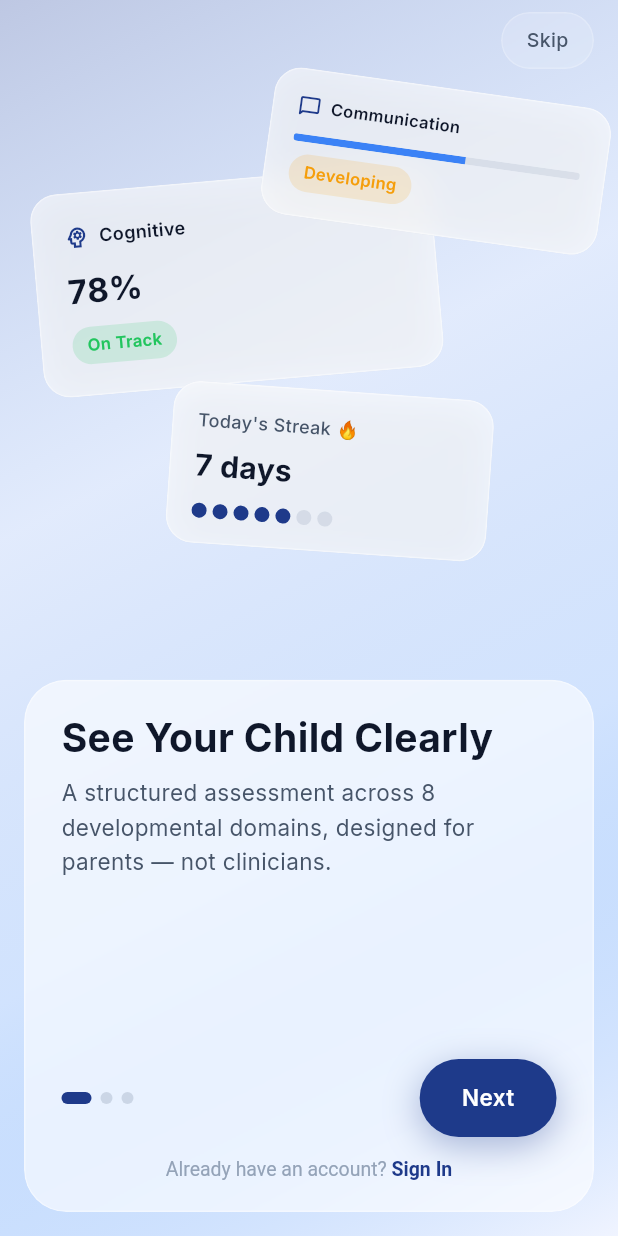
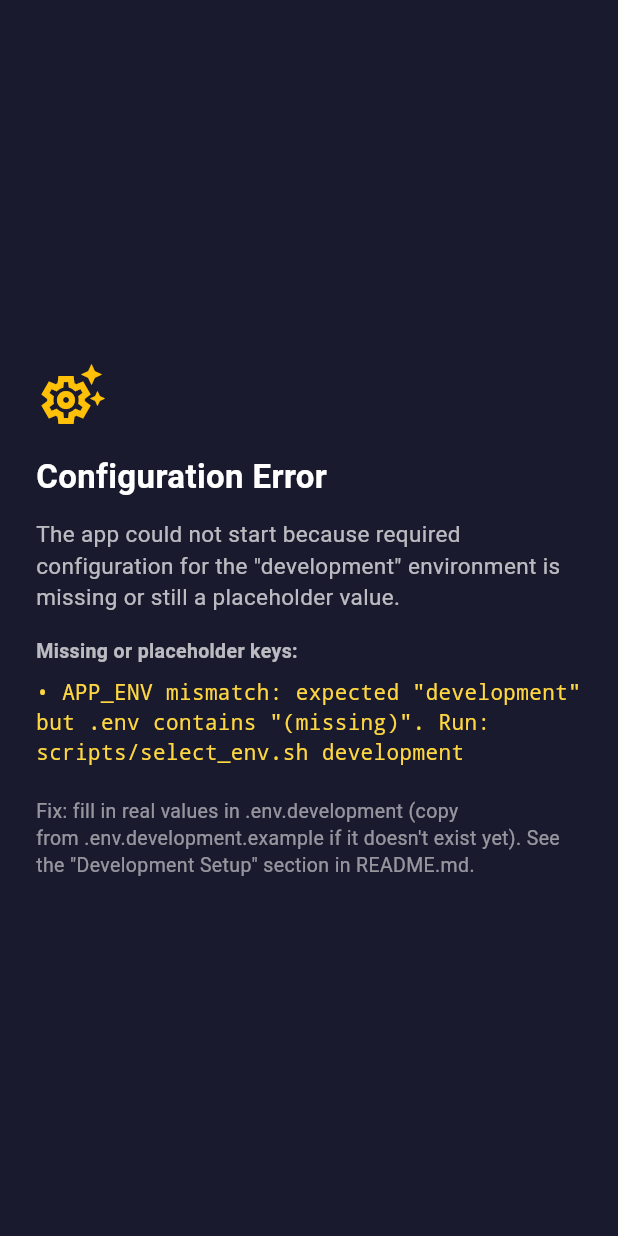
Before and after one commit to AdityaKuchhal/Bloomora, a Flutter app: the screen it shows after launch, on a phone screen of 412 x 824 dp. Run offline on Flutter 3.47's test engine with Material 3 defaults, Android fonts, the phone set to English and light mode, and no system bars; our stand-ins replace flutter_dotenv, flutter_riverpod, flutter_secure_storage, go_router, google_fonts, google_sign_in and 4 more; accounts and stored records are empty; generated files the repository leaves out were written again.

Commit message:
chore(FT-001): project & environment bootstrap
- Pin Flutter/Dart via FVM (.fvmrc, 3.24.0), document in README
- Commit backend/package-lock.json, verify npm ci reproducibility
- Add dev/staging/prod .env files + select_env.sh copy script;
  pubspec.yaml only ever bundles the single active .env as an asset
- main.dart validates loaded APP_ENV against --dart-define selection,
  shows a Configuration Error screen instead of crashing on mismatch
  or missing/placeholder required config
- Rename backend/env.example -> .env.example, align vars with
  Anthropic-only provider decision, add SENTRY_DSN/CORS_ALLOWED_ORIGINS
- Document mobile public config vars and their public-tier classification
- Remove OPENAI_API_KEY/openAiApiKey from Flutter and CI mobile-build
  bundling entirely (project is Anthropic-only, key stays server-only)

Refs: FT-001

```diff
--- a/lib/core/config/app_config.dart
+++ b/lib/core/config/app_config.dart
@@ -1,17 +1,21 @@
 import 'package:flutter_dotenv/flutter_dotenv.dart';
+
+import 'environment.dart';
 
 class AppConfig {
   AppConfig._();
 
-  static String get apiBaseUrl =>
-      dotenv.env['API_BASE_URL'] ??
-      'https://bloomora-api.up.railway.app/api/v1';
+  /// Values that mark a `.env.<environment>` entry as an unfilled
+  /// placeholder (staging/production before real infra exists). Treated
+  /// the same as "missing" by [missingRequiredConfigKeys].
+  static bool _isPlaceholder(String value) =>
+      value.isEmpty || value.contains('REPLACE_WITH_');
 
-  static String get supabaseUrl =>
-      dotenv.env['SUPABASE_URL'] ?? '';
+  static String get apiBaseUrl => dotenv.env['API_BASE_URL'] ?? '';
 
-  static String get supabaseAnonKey =>
-      dotenv.env['SUPABASE_ANON_KEY'] ?? '';
+  static String get supabaseUrl => dotenv.env['SUPABASE_URL'] ?? '';
+
+  static String get supabaseAnonKey => dotenv.env['SUPABASE_ANON_KEY'] ?? '';
 
   static String get googleIosClientId =>
       const String.fromEnvironment(
@@ -25,12 +29,24 @@ class AppConfig {
         defaultValue: '913713027107-7tngclt6mq59k3pn0pgu3ui9i94dtoln.apps.googleusercontent.com',
       );
 
-  static String get openAiApiKey =>
-      dotenv.env['OPENAI_API_KEY'] ?? '';
+  static Environment get environment => Environment.current;
+  static bool get isDevelopment => environment == Environment.development;
+  static bool get isProduction => environment == Environment.production;
 
-  static String get appEnv =>
-      dotenv.env['APP_ENV'] ?? 'development';
+  /// Public config vars that must be present and non-placeholder for the
+  /// app to function. Checked once at startup — see [main.dart] — so a
+  /// missing/misconfigured environment fails fast with a readable error
+  /// instead of crashing or silently connecting to the wrong place.
+  static Map<String, String> get _requiredConfig => {
+        'API_BASE_URL': apiBaseUrl,
+        'SUPABASE_URL': supabaseUrl,
+        'SUPABASE_ANON_KEY': supabaseAnonKey,
+      };
 
-  static bool get isDevelopment => appEnv == 'development';
-  static bool get isProduction => appEnv == 'production';
+  /// Names of required config keys that are missing or still a
+  /// REPLACE_WITH_* placeholder. Empty when config is valid.
+  static List<String> get missingRequiredConfigKeys => _requiredConfig.entries
+      .where((e) => _isPlaceholder(e.value))
+      .map((e) => e.key)
+      .toList();
 }
--- /dev/null
+++ b/lib/core/config/config_error_screen.dart
@@ -0,0 +1,78 @@
+import 'package:flutter/material.dart';
+
+import 'environment.dart';
+
+/// Shown instead of [BloomoraApp] when required public config
+/// (API_BASE_URL / SUPABASE_URL / SUPABASE_ANON_KEY) is missing or still a
+/// REPLACE_WITH_* placeholder for the selected [Environment]. Replaces an
+/// uncaught crash / Flutter red screen with a readable explanation — see
+/// docs/audit-findings.md FT-001 AC5.
+class ConfigErrorApp extends StatelessWidget {
+  const ConfigErrorApp({
+    super.key,
+    required this.environment,
+    required this.missingKeys,
+  });
+
+  final Environment environment;
+  final List<String> missingKeys;
+
+  @override
+  Widget build(BuildContext context) {
+    return MaterialApp(
+      debugShowCheckedModeBanner: false,
+      title: 'Configuration Error',
+      home: Scaffold(
+        backgroundColor: const Color(0xFF1A1A2E),
+        body: SafeArea(
+          child: Center(
+            child: Padding(
+              padding: const EdgeInsets.all(24),
+              child: Column(
+                mainAxisSize: MainAxisSize.min,
+                crossAxisAlignment: CrossAxisAlignment.start,
+                children: [
+                  const Icon(Icons.settings_suggest_outlined, color: Colors.amber, size: 48),
+                  const SizedBox(height: 16),
+                  const Text(
+                    'Configuration Error',
+                    style: TextStyle(color: Colors.white, fontSize: 22, fontWeight: FontWeight.bold),
+                  ),
+                  const SizedBox(height: 12),
+                  Text(
+                    'The app could not start because required configuration for '
+                    'the "${environment.name}" environment is missing or still a '
+                    'placeholder value.',
+                    style: const TextStyle(color: Colors.white70, fontSize: 15, height: 1.4),
+                  ),
+                  const SizedBox(height: 16),
+                  const Text(
+                    'Missing or placeholder keys:',
+                    style: TextStyle(color: Colors.white70, fontSize: 13, fontWeight: FontWeight.w600),
+                  ),
+                  const SizedBox(height: 8),
+                  ...missingKeys.map(
+                    (k) => Padding(
+                      padding: const EdgeInsets.only(bottom: 4),
+                      child: Text(
+                        '• $k',
+                        style: const TextStyle(color: Colors.amberAccent, fontSize: 14, fontFamily: 'monospace'),
+                      ),
+                    ),
+                  ),
+                  const SizedBox(height: 16),
+                  Text(
+                    'Fix: fill in real values in ${environment.envFileName} '
+                    '(copy from ${environment.envFileName}.example if it doesn\'t exist yet). '
+                    'See the "Development Setup" section in README.md.',
+                    style: const TextStyle(color: Colors.white54, fontSize: 13, height: 1.4),
+                  ),
+                ],
+              ),
+            ),
+          ),
+        ),
+      ),
+    );
+  }
+}
--- /dev/null
+++ b/lib/core/config/environment.dart
@@ -0,0 +1,25 @@
+/// Which backing environment this build targets.
+///
+/// Selected at build/run time via `--dart-define=APP_ENV=development|staging|production`.
+/// Defaults to [development] when no flag is passed, so `flutter run` with
+/// no arguments keeps working unchanged.
+enum Environment {
+  development,
+  staging,
+  production;
+
+  /// The SOURCE file `scripts/select_env.sh` copies to `.env` before
+  /// build/run — not itself a bundled asset. Only `.env` is ever declared
+  /// under `flutter.assets` in pubspec.yaml, so a build only ever contains
+  /// one environment's values, never all three. See README.md
+  /// "Development Setup".
+  String get envFileName => '.env.$name';
+
+  static Environment get current {
+    const raw = String.fromEnvironment('APP_ENV', defaultValue: 'development');
+    return Environment.values.firstWhere(
+      (e) => e.name == raw,
+      orElse: () => Environment.development,
+    );
+  }
+}
--- a/lib/main.dart
+++ b/lib/main.dart
@@ -8,14 +8,49 @@ import 'core/theme/app_theme.dart';
 import 'core/theme/theme_provider.dart';
 import 'core/constants/app_constants.dart';
 import 'core/api/api_client.dart';
+import 'core/config/app_config.dart';
+import 'core/config/config_error_screen.dart';
+import 'core/config/environment.dart';
 import 'core/services/supabase_service.dart';
 import 'features/auth/data/services/auth_service.dart';
 
 void main() async {
   WidgetsFlutterBinding.ensureInitialized();
 
-  // Load environment variables
-  await dotenv.load(fileName: '.env');
+  final environment = Environment.current;
+
+  // Only .env is ever a declared Flutter asset (see pubspec.yaml) — never
+  // .env.development/.env.staging/.env.production directly, or every build
+  // would bundle every environment's values. scripts/select_env.sh copies
+  // the target environment's file to .env before build/run, matching the
+  // --dart-define=APP_ENV=... used to select [environment] above. A
+  // missing .env throws here — that's still a config error, caught below
+  // rather than left as an uncaught crash.
+  List<String> missingConfigKeys;
+  try {
+    await dotenv.load(fileName: '.env');
+    missingConfigKeys = AppConfig.missingRequiredConfigKeys;
+
+    // Safety net: catches a stale/forgotten `scripts/select_env.sh` run —
+    // e.g. --dart-define=APP_ENV=production but .env still holds whatever
+    // was last copied in (often development). Without this check the app
+    // would silently run production code paths against dev data instead of
+    // failing fast.
+    final loadedAppEnv = dotenv.env['APP_ENV'];
+    if (loadedAppEnv != environment.name) {
+      missingConfigKeys = [
+        'APP_ENV mismatch: expected "${environment.name}" but .env contains '
+            '"${loadedAppEnv ?? '(missing)'}". Run: scripts/select_env.sh ${environment.name}',
+      ];
+    }
+  } catch (_) {
+    missingConfigKeys = const ['API_BASE_URL', 'SUPABASE_URL', 'SUPABASE_ANON_KEY'];
+  }
+
+  if (missingConfigKeys.isNotEmpty) {
+    runApp(ConfigErrorApp(environment: environment, missingKeys: missingConfigKeys));
+    return;
+  }
 
   // Initialize Supabase
   await SupabaseService.initialize();
```
Also changed, not shown: pubspec.yaml (+7 -1 lines), 11 other files.
